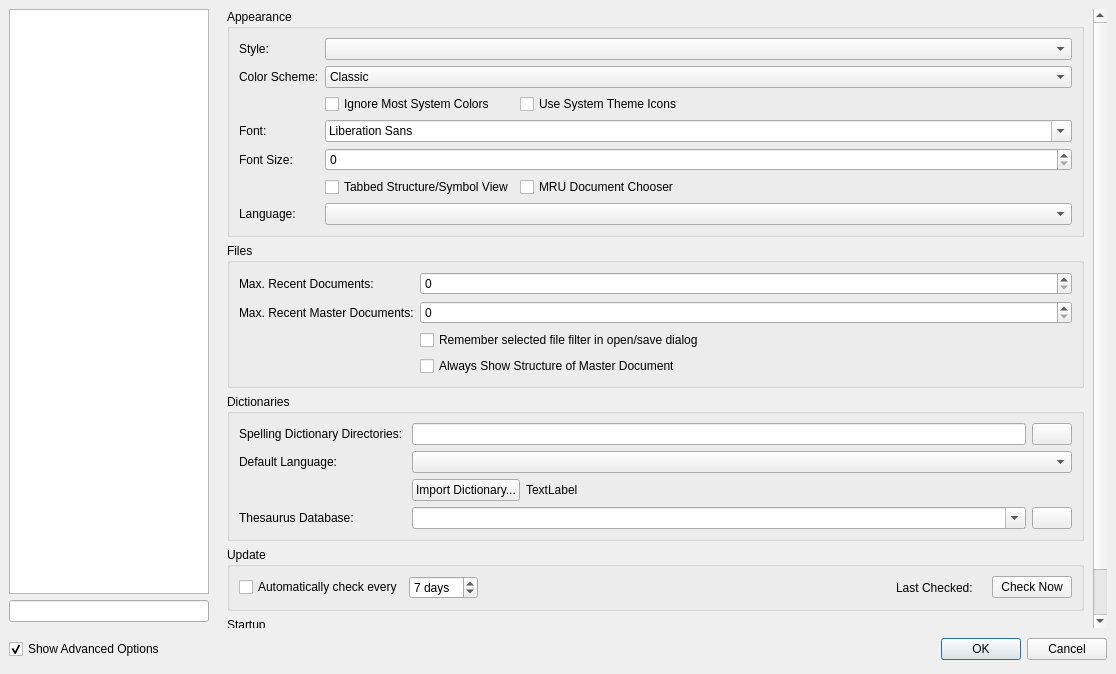
Above: configdialog.ui from texstudio-org/texstudio before the change. Below: the same form after it.
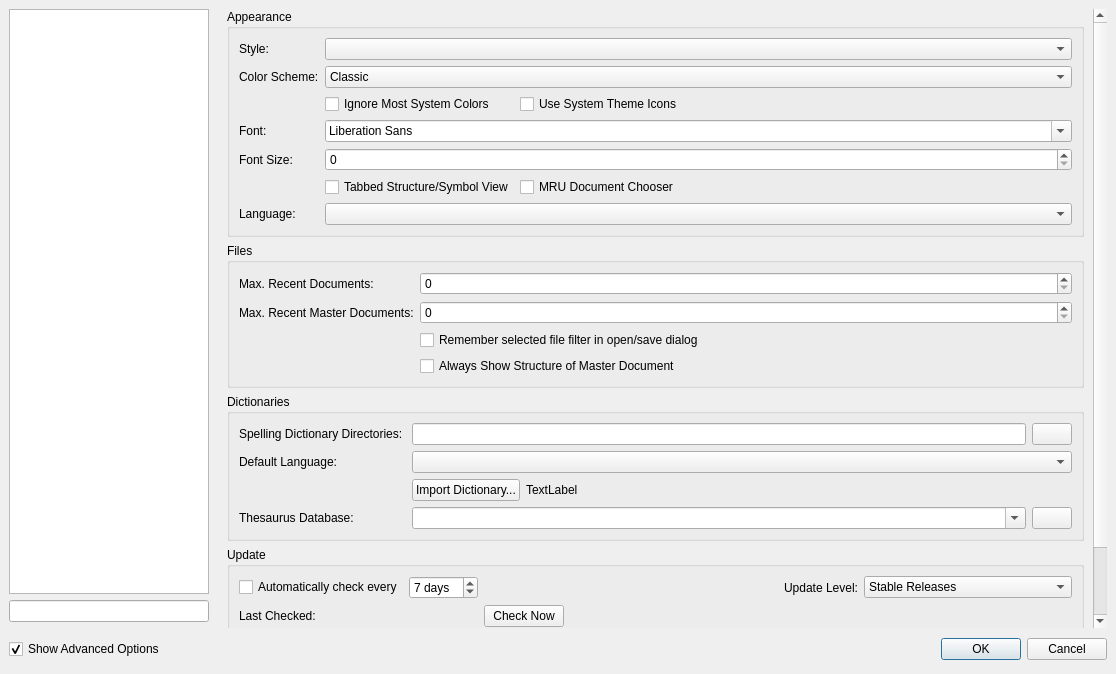
That is the form after the change. The open tabs and pages were chosen to show the change. Icons and pictures are not drawn.

The edit to the form file:
```diff
--- a/configdialog.ui
+++ b/configdialog.ui
@@ -79,8 +79,8 @@
            <rect>
             <x>0</x>
             <y>0</y>
-            <width>479</width>
-            <height>606</height>
+            <width>547</width>
+            <height>632</height>
            </rect>
           </property>
           <layout class="QVBoxLayout" name="verticalLayout">
@@ -469,28 +469,59 @@
              <property name="title">
               <string>Update</string>
              </property>
-             <layout class="QHBoxLayout" name="horizontalLayout_5">
-              <item>
-               <widget class="QCheckBox" name="checkBoxAutoUpdateCheck">
+             <layout class="QGridLayout" name="gridLayout">
+              <item row="0" column="6">
+               <widget class="QComboBox" name="comboBoxUpdateLevel">
+                <property name="sizePolicy">
+                 <sizepolicy hsizetype="Expanding" vsizetype="Fixed">
+                  <horstretch>0</horstretch>
+                  <verstretch>0</verstretch>
+                 </sizepolicy>
+                </property>
+                <property name="toolTip">
+                 <string>Defines the kinds of update notifications you will receive:
+- Stable Releases: Choose this if stability is most important to you.
+- Release Candidates: Are close to a future release in terms of features and stability. Choose this to get previews of future releases and help us by testing the version before it's been published as an official release. (Stable releases are notifed as well)
+- Development Versions: Contain the latest features, but might be unstable. (Stable releases and release candidates are notified as well).</string>
+                </property>
+                <item>
+                 <property name="text">
+                  <string>Stable Releases</string>
+                 </property>
+                </item>
+                <item>
+                 <property name="text">
+                  <string>Release Candidates</string>
+                 </property>
+                </item>
+                <item>
+                 <property name="text">
+                  <string>Development Versions</string>
+                 </property>
+                </item>
+               </widget>
+              </item>
+              <item row="1" column="4">
+               <spacer name="horizontalSpacer_7">
+                <property name="orientation">
+                 <enum>Qt::Horizontal</enum>
+                </property>
+                <property name="sizeHint" stdset="0">
+                 <size>
+                  <width>40</width>
+                  <height>20</height>
+                 </size>
+                </property>
+               </spacer>
+              </item>
+              <item row="1" column="3">
+               <widget class="QPushButton" name="pushButtonUpdateCheckNow">
                 <property name="text">
-                 <string>Automatically check every</string>
+                 <string>Check Now</string>
                 </property>
                </widget>
               </item>
-              <item>
-               <widget class="QSpinBox" name="spinBoxAutoUpdateCheckIntervalDays">
-                <property name="suffix">
-                 <string> days</string>
-                </property>
-                <property name="minimum">
-                 <number>1</number>
-                </property>
-                <property name="value">
-                 <number>7</number>
-                </property>
-               </widget>
-              </item>
-              <item>
+              <item row="0" column="3" colspan="2">
                <spacer name="horizontalSpacer_4">
                 <property name="orientation">
                  <enum>Qt::Horizontal</enum>
@@ -503,24 +534,44 @@
                 </property>
                </spacer>
               </item>
-              <item>
-               <widget class="QLabel" name="label_56">
-                <property name="text">
-                 <string>Last Checked:</string>
-                </property>
-               </widget>
-              </item>
-              <item>
+              <item row="1" column="1">
                <widget class="QLabel" name="labelUpdateCheckDate">
                 <property name="text">
                  <string notr="true">&lt;checkDate&gt;</string>
                 </property>
                </widget>
               </item>
-              <item>
-               <widget class="QPushButton" name="pushButtonUpdateCheckNow">
+              <item row="1" column="0">
+               <widget class="QLabel" name="label_56">
                 <property name="text">
-                 <string>Check Now</string>
+                 <string>Last Checked:</string>
+                </property>
+               </widget>
+              </item>
+              <item row="0" column="1">
+               <widget class="QSpinBox" name="spinBoxAutoUpdateCheckIntervalDays">
+                <property name="suffix">
+                 <string> days</string>
+                </property>
+                <property name="minimum">
+                 <number>1</number>
+                </property>
+                <property name="value">
+                 <number>7</number>
+                </property>
+               </widget>
+              </item>
+              <item row="0" column="0">
+               <widget class="QCheckBox" name="checkBoxAutoUpdateCheck">
+                <property name="text">
+                 <string>Automatically check every</string>
+                </property>
+               </widget>
+              </item>
+              <item row="0" column="5">
+               <widget class="QLabel" name="label_74">
+                <property name="text">
+                 <string>Update Level:</string>
                 </property>
                </widget>
               </item>
```
Left out of the diff: 91 changed lines with no effect on the pictures.
